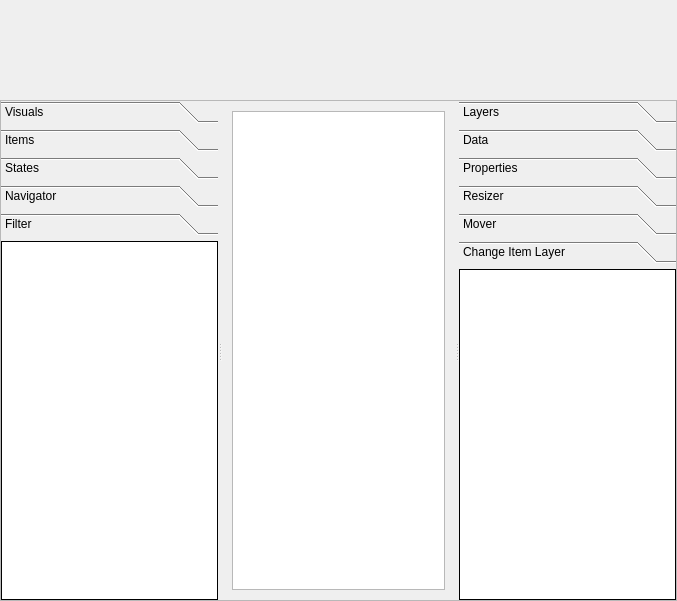
This is hbqtwidgets/visualizer.ui in FiveTechSoft/qtcontribs as Qt 5 draws it before an edit. The edited form follows.
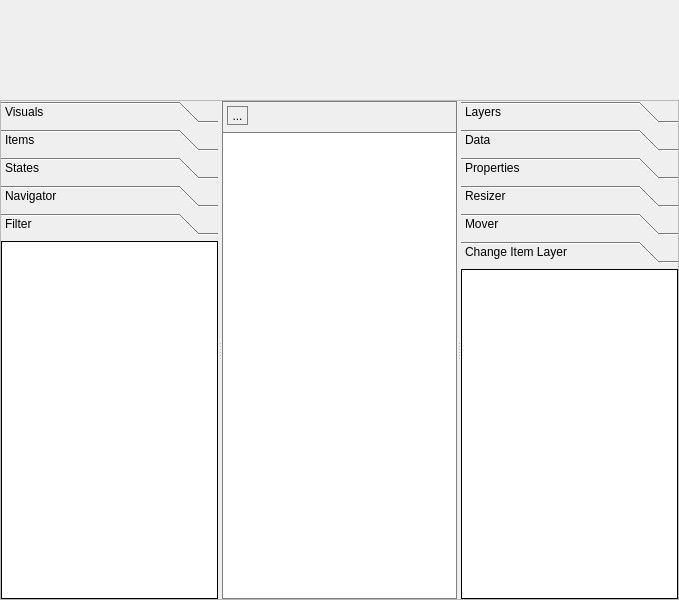
This is the edited form. The open tabs and pages were chosen to show the change. Icons and pictures are not drawn.

What changed in the file:
```diff
--- a/hbqtwidgets/visualizer.ui
+++ b/hbqtwidgets/visualizer.ui
@@ -6,8 +6,8 @@
    <rect>
     <x>0</x>
     <y>0</y>
-    <width>677</width>
-    <height>601</height>
+    <width>679</width>
+    <height>600</height>
    </rect>
   </property>
   <property name="windowTitle">
@@ -619,8 +619,8 @@
                <rect>
                 <x>0</x>
                 <y>0</y>
-                <width>216</width>
-                <height>240</height>
+                <width>217</width>
+                <height>222</height>
                </rect>
               </property>
               <attribute name="icon">
@@ -685,7 +685,10 @@
               </layout>
              </widget>
             </widget>
-            <widget class="QStackedWidget" name="stackedWidget">
+            <widget class="QStackedWidget" name="stackGraphics">
+             <property name="currentIndex">
+              <number>2</number>
+             </property>
              <widget class="QWidget" name="pageGraphicsView">
               <layout class="QVBoxLayout" name="verticalLayout_10">
                <property name="spacing">
@@ -731,6 +734,93 @@
                </property>
               </layout>
              </widget>
+             <widget class="QWidget" name="pageMarkerInfo">
+              <property name="styleSheet">
+               <string notr="true">border: 1px solid gray;</string>
+              </property>
+              <layout class="QVBoxLayout" name="verticalLayout_17">
+               <property name="leftMargin">
+                <number>0</number>
+               </property>
+               <property name="topMargin">
+                <number>0</number>
+               </property>
+               <property name="rightMargin">
+                <number>0</number>
+               </property>
+               <property name="bottomMargin">
+                <number>0</number>
+               </property>
+               <item>
+                <layout class="QHBoxLayout" name="horizontalLayout_9">
+                 <property name="spacing">
+                  <number>5</number>
+                 </property>
+                 <property name="leftMargin">
+                  <number>5</number>
+                 </property>
+                 <property name="topMargin">
+                  <number>5</number>
+                 </property>
+                 <property name="bottomMargin">
+                  <number>0</number>
+                 </property>
+                 <item>
+                  <widget class="QToolButton" name="toolBackMarkersDoc">
+                   <property name="text">
+                    <string>...</string>
+                   </property>
+                   <property name="icon">
+                    <iconset resource="hbqtwidgets.qrc">
+                     <normaloff>:/hbqt/resources/brw-left.png</normaloff>:/hbqt/resources/brw-left.png</iconset>
+                   </property>
+                   <property name="iconSize">
+                    <size>
+                     <width>36</width>
+                     <height>36</height>
+                    </size>
+                   </property>
+                   <property name="autoRaise">
+                    <bool>true</bool>
+                   </property>
+                  </widget>
+                 </item>
+                 <item>
+                  <spacer name="horizontalSpacer">
+                   <property name="orientation">
+                    <enum>Qt::Horizontal</enum>
+                   </property>
+                   <property name="sizeHint" stdset="0">
+                    <size>
+                     <width>40</width>
+                     <height>20</height>
+                    </size>
+                   </property>
+                  </spacer>
+                 </item>
+                </layout>
+               </item>
+               <item>
+                <widget class="QTextEdit" name="textMarkersDoc">
+                 <property name="frameShape">
+                  <enum>QFrame::StyledPanel</enum>
+                 </property>
+                 <property name="verticalScrollBarPolicy">
+                  <enum>Qt::ScrollBarAlwaysOff</enum>
+                 </property>
+                 <property name="horizontalScrollBarPolicy">
+                  <enum>Qt::ScrollBarAlwaysOff</enum>
+                 </property>
+                 <property name="readOnly">
+                  <bool>true</bool>
+                 </property>
+                 <property name="textInteractionFlags">
+                  <set>Qt::TextBrowserInteraction</set>
+                 </property>
+                </widget>
+               </item>
+              </layout>
+             </widget>
             </widget>
             <widget class="QToolBox" name="toolBoxRight">
              <property name="currentIndex">
@@ -1815,6 +1905,14 @@
               </layout>
              </widget>
              <widget class="QWidget" name="pageChangeLayer">
+              <property name="geometry">
+               <rect>
+                <x>0</x>
+                <y>0</y>
+                <width>217</width>
+                <height>192</height>
+               </rect>
+              </property>
               <attribute name="icon">
                <iconset resource="hbqtwidgets.qrc">
                 <normaloff>:/hbqt/resources/vz-layerchange.png</normaloff>:/hbqt/resources/vz-layerchange.png</iconset>
```
Left out of the diff: 56 changed lines with no effect on the pictures.
